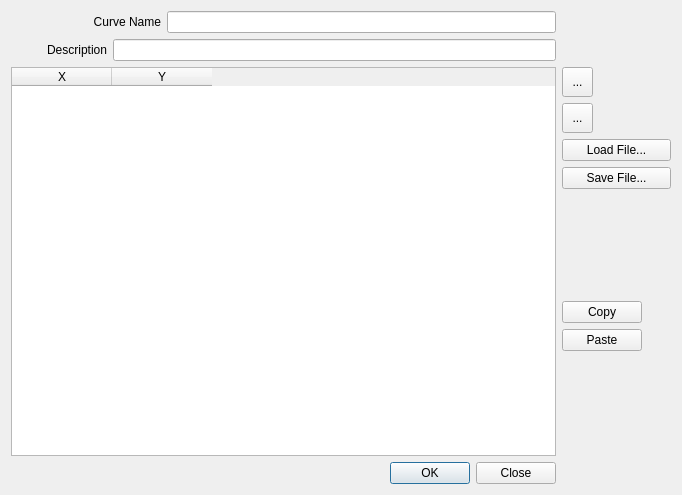
The window that flo2d/ui/xy_curve_editor.ui (FLO-2DSoftware/qgis-flo-2d-plugin) describes before a commit, drawn with Qt 5.
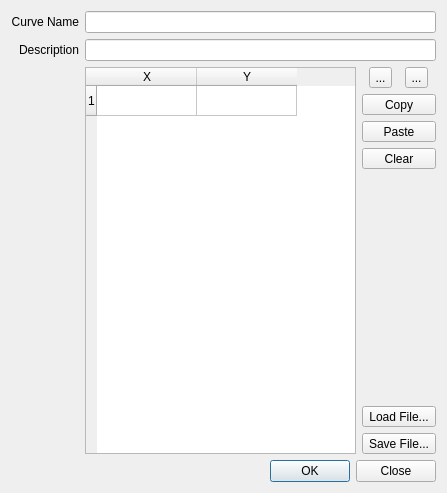
The same window after the commit. Icons and pictures are not drawn.

Commit message: Tidal Curve done

What changed in the file:
```diff
--- a/flo2d/ui/xy_curve_editor.ui
+++ b/flo2d/ui/xy_curve_editor.ui
@@ -9,8 +9,8 @@
    <rect>
     <x>0</x>
     <y>0</y>
-    <width>682</width>
-    <height>495</height>
+    <width>447</width>
+    <height>493</height>
    </rect>
   </property>
   <property name="sizePolicy">
@@ -39,100 +39,28 @@
   </property>
   <layout class="QGridLayout" name="gridLayout">
    <item row="0" column="0">
-    <layout class="QHBoxLayout" name="horizontalLayout_2">
+    <layout class="QGridLayout" name="gridLayout_2">
      <property name="sizeConstraint">
       <enum>QLayout::SetMinimumSize</enum>
      </property>
-     <item>
-      <widget class="QLabel" name="label_2">
-       <property name="sizePolicy">
-        <sizepolicy hsizetype="Fixed" vsizetype="Fixed">
-         <horstretch>0</horstretch>
-         <verstretch>0</verstretch>
-        </sizepolicy>
-       </property>
-       <property name="minimumSize">
-        <size>
-         <width>150</width>
-         <height>19</height>
-        </size>
-       </property>
-       <property name="maximumSize">
-        <size>
-         <width>150</width>
-         <height>19</height>
-        </size>
-       </property>
-       <property name="font">
-        <font>
-         <family>Microsoft Sans Serif</family>
-         <italic>false</italic>
-        </font>
-       </property>
-       <property name="text">
-        <string>Curve Name</string>
-       </property>
-       <property name="alignment">
-        <set>Qt::AlignRight|Qt::AlignTrailing|Qt::AlignVCenter</set>
-       </property>
-       <property name="buddy">
-        <cstring>name_le</cstring>
-       </property>
-      </widget>
-     </item>
-     <item>
-      <widget class="QLineEdit" name="name_le">
-       <property name="enabled">
-        <bool>true</bool>
-       </property>
-       <property name="sizePolicy">
-        <sizepolicy hsizetype="Expanding" vsizetype="Fixed">
-         <horstretch>0</horstretch>
-         <verstretch>0</verstretch>
-        </sizepolicy>
-       </property>
-       <property name="minimumSize">
-        <size>
-         <width>300</width>
-         <height>22</height>
-        </size>
-       </property>
-       <property name="maximumSize">
-        <size>
-         <width>16777215</width>
-         <height>22</height>
-        </size>
-       </property>
-       <property name="clearButtonEnabled">
-        <bool>true</bool>
-       </property>
-      </widget>
-     </item>
-    </layout>
-   </item>
-   <item row="1" column="0">
-    <layout class="QHBoxLayout" name="horizontalLayout_3">
-     <property name="sizeConstraint">
-      <enum>QLayout::SetMinimumSize</enum>
-     </property>
-     <item>
+     <item row="1" column="0">
       <widget class="QLabel" name="label_3">
        <property name="sizePolicy">
-        <sizepolicy hsizetype="Minimum" vsizetype="Fixed">
+        <sizepolicy hsizetype="Preferred" vsizetype="Fixed">
          <horstretch>0</horstretch>
          <verstretch>0</verstretch>
         </sizepolicy>
        </property>
        <property name="minimumSize">
         <size>
-         <width>96</width>
-         <height>19</height>
+         <width>0</width>
+         <height>0</height>
         </size>
        </property>
        <property name="maximumSize">
         <size>
-         <width>96</width>
-         <height>19</height>
+         <width>16777215</width>
+         <height>16777215</height>
         </size>
        </property>
        <property name="font">
@@ -152,13 +80,39 @@
        </property>
       </widget>
      </item>
-     <item>
+     <item row="6" column="2" colspan="3">
+      <spacer name="verticalSpacer">
+       <property name="orientation">
+        <enum>Qt::Vertical</enum>
+       </property>
+       <property name="sizeHint" stdset="0">
+        <size>
+         <width>20</width>
+         <height>40</height>
+        </size>
+       </property>
+      </spacer>
+     </item>
+     <item row="3" column="2" colspan="3">
+      <widget class="QToolButton" name="copy_btn">
+       <property name="sizePolicy">
+        <sizepolicy hsizetype="Preferred" vsizetype="Fixed">
+         <horstretch>0</horstretch>
+         <verstretch>0</verstretch>
+        </sizepolicy>
+       </property>
+       <property name="text">
+        <string>Copy</string>
+       </property>
+      </widget>
+     </item>
+     <item row="1" column="1" colspan="4">
       <widget class="QLineEdit" name="description_le">
        <property name="enabled">
         <bool>true</bool>
        </property>
        <property name="sizePolicy">
-        <sizepolicy hsizetype="Expanding" vsizetype="Fixed">
+        <sizepolicy hsizetype="Preferred" vsizetype="Fixed">
          <horstretch>0</horstretch>
          <verstretch>0</verstretch>
         </sizepolicy>
@@ -180,169 +134,111 @@
        </property>
       </widget>
      </item>
-    </layout>
-   </item>
-   <item row="2" column="0">
-    <widget class="QTableWidget" name="curve_tblw">
-     <property name="sizePolicy">
-      <sizepolicy hsizetype="MinimumExpanding" vsizetype="Expanding">
-       <horstretch>0</horstretch>
-       <verstretch>0</verstretch>
-      </sizepolicy>
-     </property>
-     <property name="minimumSize">
-      <size>
-       <width>305</width>
-       <height>0</height>
-      </size>
-     </property>
-     <property name="inputMethodHints">
-      <set>Qt::ImhNone</set>
-     </property>
-     <property name="editTriggers">
-      <set>QAbstractItemView::AllEditTriggers</set>
-     </property>
-     <property name="alternatingRowColors">
-      <bool>false</bool>
-     </property>
-     <property name="selectionMode">
-      <enum>QAbstractItemView::ContiguousSelection</enum>
-     </property>
-     <property name="selectionBehavior">
-      <enum>QAbstractItemView::SelectRows</enum>
-     </property>
-     <property name="sortingEnabled">
-      <bool>false</bool>
-     </property>
-     <property name="rowCount">
-      <number>0</number>
-     </property>
-     <column>
-      <property name="text">
-       <string>X</string>
-      </property>
-     </column>
-     <column>
-      <property name="text">
-       <string>Y</string>
-      </property>
-     </column>
-    </widget>
-   </item>
-   <item row="2" column="1">
-    <layout class="QVBoxLayout" name="verticalLayout">
-     <item>
-      <widget class="QToolButton" name="add_data_btn">
-       <property name="minimumSize">
-        <size>
-         <width>31</width>
-         <height>30</height>
-        </size>
+     <item row="7" column="2" colspan="3">
+      <widget class="QToolButton" name="load_curve_btn">
+       <property name="sizePolicy">
+        <sizepolicy hsizetype="Preferred" vsizetype="Fixed">
+         <horstretch>0</horstretch>
+         <verstretch>0</verstretch>
+        </sizepolicy>
        </property>
-       <property name="maximumSize">
-        <size>
-         <width>31</width>
-         <height>30</height>
-        </size>
-       </property>
-       <property name="toolTip">
-        <string>Add row</string>
-       </property>
-       <property name="text">
-        <string>...</string>
-       </property>
-       <property name="icon">
-        <iconset>
-         <normaloff>../../../../../../.designer/img/mActionCapturePolygon.svg</normaloff>../../../../../../.designer/img/mActionCapturePolygon.svg</iconset>
-       </property>
-       <property name="iconSize">
-        <size>
-         <width>24</width>
-         <height>24</height>
-        </size>
-       </property>
-      </widget>
-     </item>
-     <item>
-      <widget class="QToolButton" name="delete_data_btn">
-       <property name="minimumSize">
-        <size>
-         <width>31</width>
-         <height>30</height>
-        </size>
-       </property>
-       <property name="maximumSize">
-        <size>
-         <width>31</width>
-         <height>30</height>
-        </size>
-       </property>
-       <property name="toolTip">
-        <string>Delete row</string>
-       </property>
-       <property name="text">
-        <string>...</string>
-       </property>
-       <property name="icon">
-        <iconset>
-         <normaloff>../../../../../../.designer/img/mActionCapturePolygon.svg</normaloff>../../../../../../.designer/img/mActionCapturePolygon.svg</iconset>
-       </property>
-       <property name="iconSize">
-        <size>
-         <width>24</width>
-         <height>24</height>
-        </size>
-       </property>
-      </widget>
-     </item>
-     <item>
-      <widget class="QPushButton" name="load_curve_btn">
        <property name="text">
         <string>Load File...</string>
        </property>
       </widget>
      </item>
-     <item>
-      <widget class="QPushButton" name="save_curve_btn">
+     <item row="0" column="1" colspan="4">
+      <widget class="QLineEdit" name="name_le">
+       <property name="enabled">
+        <bool>true</bool>
+       </property>
+       <property name="sizePolicy">
+        <sizepolicy hsizetype="Preferred" vsizetype="Fixed">
+         <horstretch>0</horstretch>
+         <verstretch>0</verstretch>
+        </sizepolicy>
+       </property>
+       <property name="minimumSize">
+        <size>
+         <width>300</width>
+         <height>22</height>
+        </size>
+       </property>
+       <property name="maximumSize">
+        <size>
+         <width>16777215</width>
+         <height>22</height>
+        </size>
+       </property>
+       <property name="clearButtonEnabled">
+        <bool>true</bool>
+       </property>
+      </widget>
+     </item>
+     <item row="8" column="2" colspan="3">
+      <widget class="QToolButton" name="save_curve_btn">
+       <property name="sizePolicy">
+        <sizepolicy hsizetype="Preferred" vsizetype="Fixed">
+         <horstretch>0</horstretch>
+         <verstretch>0</verstretch>
+        </sizepolicy>
+       </property>
        <property name="text">
         <string>Save File...</string>
        </property>
       </widget>
      </item>
-     <item>
-      <spacer name="verticalSpacer_6">
-       <property name="orientation">
-        <enum>Qt::Vertical</enum>
+     <item row="5" column="2" colspan="3">
+      <widget class="QToolButton" name="clear_btn">
+       <property name="sizePolicy">
+        <sizepolicy hsizetype="Preferred" vsizetype="Fixed">
+         <horstretch>0</horstretch>
+         <verstretch>0</verstretch>
+        </sizepolicy>
        </property>
-       <property name="sizeHint" stdset="0">
-        <size>
-         <width>17</width>
-         <height>70</height>
-        </size>
+       <property name="text">
+        <string>Clear</string>
        </property>
-      </spacer>
+      </widget>
      </item>
-     <item>
-      <widget class="QPushButton" name="copy_btn">
+     <item row="0" column="0">
+      <widget class="QLabel" name="label_2">
        <property name="sizePolicy">
-        <sizepolicy hsizetype="Fixed" vsizetype="Fixed">
+        <sizepolicy hsizetype="Preferred" vsizetype="Fixed">
          <horstretch>0</horstretch>
          <verstretch>0</verstretch>
         </sizepolicy>
        </property>
+       <property name="minimumSize">
+        <size>
+         <width>0</width>
+         <height>0</height>
+        </size>
+       </property>
+       <property name="maximumSize">
+        <size>
+         <width>16777215</width>
+         <height>16777215</height>
+        </size>
+       </property>
+       <property name="font">
+        <font>
+         <family>Microsoft Sans Serif</family>
+         <italic>false</italic>
+        </font>
+       </property>
        <property name="text">
-        <string>Copy</string>
+        <string>Curve Name</string>
        </property>
-       <property name="icon">
-        <iconset>
-         <normaloff>../img/copy.svg</normaloff>../img/copy.svg</iconset>
+       <property name="alignment">
+        <set>Qt::AlignRight|Qt::AlignTrailing|Qt::AlignVCenter</set>
        </property>
       </widget>
      </item>
-     <item>
-      <widget class="QPushButton" name="paste_btn">
+     <item row="4" column="2" colspan="3">
+      <widget class="QToolButton" name="paste_btn">
        <property name="sizePolicy">
-        <sizepolicy hsizetype="Fixed" vsizetype="Fixed">
+        <sizepolicy hsizetype="Preferred" vsizetype="Fixed">
          <horstretch>0</horstretch>
          <verstretch>0</verstretch>
         </sizepolicy>
@@ -350,37 +246,161 @@
        <property name="text">
         <string>Paste</string>
        </property>
-       <property name="icon">
-        <iconset>
-         <normaloff>../img/paste.svg</normaloff>../img/paste.svg</iconset>
+      </widget>
+     </item>
+     <item row="2" column="2" colspan="3">
+      <layout class="QGridLayout" name="gridLayout_3">
+       <item row="0" column="0">
+        <widget class="QToolButton" name="add_data_btn">
+         <property name="sizePolicy">
+          <sizepolicy hsizetype="Preferred" vsizetype="Fixed">
+           <horstretch>0</horstretch>
+           <verstretch>0</verstretch>
+          </sizepolicy>
+         </property>
+         <property name="minimumSize">
+          <size>
+           <width>0</width>
+           <height>0</height>
+          </size>
+         </property>
+         <property name="maximumSize">
+          <size>
+           <width>23</width>
+           <height>23</height>
+          </size>
+         </property>
+         <property name="toolTip">
+          <string>Add row</string>
+         </property>
+         <property name="text">
+          <string>...</string>
+         </property>
+         <property name="icon">
+          <iconset>
+           <normaloff>../../../../../../.designer/img/mActionCapturePolygon.svg</normaloff>../../../../../../.designer/img/mActionCapturePolygon.svg</iconset>
+         </property>
+         <property name="iconSize">
+          <size>
+           <width>24</width>
+           <height>24</height>
+          </size>
+         </property>
+        </widget>
+       </item>
+       <item row="0" column="1">
+        <widget class="QToolButton" name="delete_data_btn">
+         <property name="sizePolicy">
+          <sizepolicy hsizetype="Preferred" vsizetype="Fixed">
+           <horstretch>0</horstretch>
+           <verstretch>0</verstretch>
+          </sizepolicy>
+         </property>
+         <property name="minimumSize">
+          <size>
+           <width>0</width>
+           <height>0</height>
+          </size>
+         </property>
+         <property name="maximumSize">
+          <size>
+           <width>23</width>
+           <height>23</height>
+          </size>
+         </property>
+         <property name="toolTip">
+          <string>Delete row</string>
+         </property>
+         <property name="text">
+          <string>...</string>
+         </property>
+         <property name="icon">
+          <iconset>
+           <normaloff>../../../../../../.designer/img/mActionCapturePolygon.svg</normaloff>../../../../../../.designer/img/mActionCapturePolygon.svg</iconset>
+         </property>
+         <property name="iconSize">
+          <size>
+           <width>24</width>
+           <height>24</height>
+          </size>
+         </property>
+        </widget>
+       </item>
+      </layout>
+     </item>
+     <item row="2" column="1" rowspan="7">
+      <widget class="QTableWidget" name="curve_tblw">
+       <property name="sizePolicy">
+        <sizepolicy hsizetype="MinimumExpanding" vsizetype="Expanding">
+         <horstretch>0</horstretch>
+         <verstretch>0</verstretch>
+        </sizepolicy>
        </property>
+       <property name="minimumSize">
+        <size>
+         <width>250</width>
+         <height>0</height>
+        </size>
+       </property>
+       <property name="inputMethodHints">
+        <set>Qt::ImhNone</set>
+       </property>
+       <property name="editTriggers">
+        <set>QAbstractItemView::AllEditTriggers</set>
+       </property>
+       <property name="alternatingRowColors">
+        <bool>false</bool>
+       </property>
+       <property name="selectionMode">
+        <enum>QAbstractItemView::ContiguousSelection</enum>
+       </property>
+       <property name="selectionBehavior">
+        <enum>QAbstractItemView::SelectRows</enum>
+       </property>
+       <property name="sortingEnabled">
+        <bool>false</bool>
+       </property>
+       <property name="rowCount">
+        <number>1</number>
+       </property>
+       <row/>
+       <column>
+        <property name="text">
+         <string>X</string>
+        </property>
+       </column>
+       <column>
+        <property name="text">
+         <string>Y</string>
+        </property>
+       </column>
       </widget>
      </item>
-     <item>
-      <spacer name="verticalSpacer">
+     <item row="2" column="0" rowspan="7">
+      <spacer name="verticalSpacer_2">
        <property name="orientation">
         <enum>Qt::Vertical</enum>
        </property>
        <property name="sizeHint" stdset="0">
         <size>
-         <width>109</width>
-         <height>13</height>
+         <width>20</width>
+         <height>40</height>
         </size>
        </property>
       </spacer>
      </item>
+     <item row="9" column="0" colspan="5">
+      <widget class="QDialogButtonBox" name="curve_buttonBox">
+       <property name="orientation">
+        <enum>Qt::Horizontal</enum>
+       </property>
+       <property name="standardButtons">
+        <set>QDialogButtonBox::Close|QDialogButtonBox::Ok</set>
+       </property>
+      </widget>
+     </item>
     </layout>
    </item>
-   <item row="3" column="0">
-    <widget class="QDialogButtonBox" name="curve_buttonBox">
-     <property name="orientation">
-      <enum>Qt::Horizontal</enum>
-     </property>
-     <property name="standardButtons">
-      <set>QDialogButtonBox::Close|QDialogButtonBox::Ok</set>
-     </property>
-    </widget>
-   </item>
   </layout>
  </widget>
  <tabstops>
```
Left out of the diff: 5 changed lines with no effect on the pictures. The commit also changes 2 other files.
